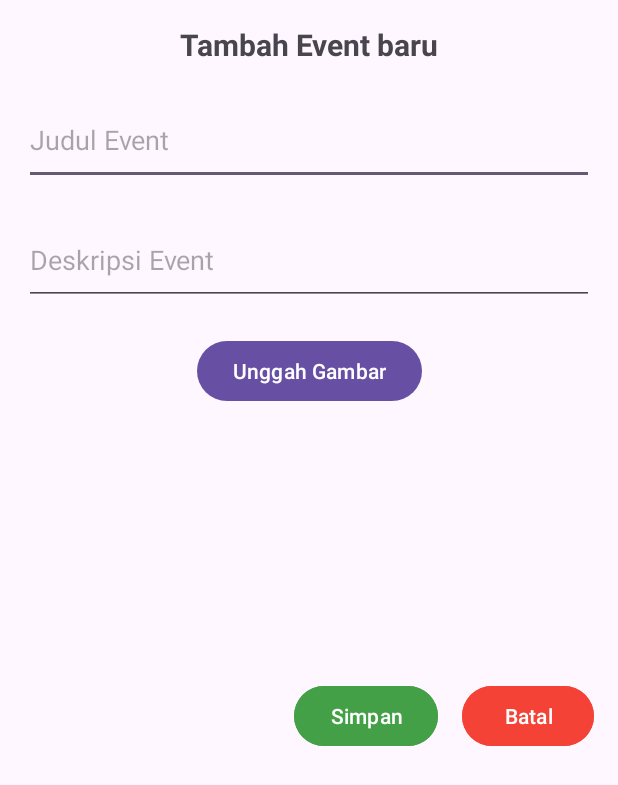
After one commit to ariel-naviandana/UTP-PAM, an Android app: the layout activity_event_form.xml on its own in the app's theme, with its tools: preview values and no code run, on a phone screen of 412 x 824 dp. The commit adds this screen. Shown: the top 785 px of the screen. Run offline under Robolectric (Android 15) with nearby library versions, the phone set to English and light mode, and no system bars.

Commit message:
added event layouts

```diff
--- a/app/src/main/res/layout/activity_event.xml
+++ b/app/src/main/res/layout/activity_event.xml
@@ -5,6 +5,37 @@
     android:id="@+id/main"
     android:layout_width="match_parent"
     android:layout_height="match_parent"
-    tools:context=".EventActivity">
+    tools:context=".EventActivity"
+    android:padding="16dp">
+
+    <TextView
+        android:id="@+id/tvTitle"
+        android:layout_width="wrap_content"
+        android:layout_height="wrap_content"
+        android:text="@string/manajemen_event"
+        android:textSize="24sp"
+        android:textStyle="bold"
+        android:layout_marginBottom="16dp"
+        app:layout_constraintTop_toTopOf="parent"
+        app:layout_constraintStart_toStartOf="parent"
+        app:layout_constraintEnd_toEndOf="parent" />
+
+    <Button
+        android:id="@+id/btnAddEvent"
+        android:layout_width="wrap_content"
+        android:layout_height="wrap_content"
+        android:text="@string/tambah_event"
+        android:layout_marginTop="15dp"
+        app:layout_constraintTop_toBottomOf="@id/tvTitle"
+        app:layout_constraintEnd_toEndOf="parent"
+        app:layout_constraintStart_toStartOf="parent"/>
+
+    <androidx.recyclerview.widget.RecyclerView
+        android:layout_width="match_parent"
+        android:layout_height="0dp"
+        android:layout_marginTop="20dp"
+        app:layout_constraintTop_toBottomOf="@id/btnAddEvent"
+        app:layout_constraintStart_toStartOf="parent"
+        app:layout_constraintEnd_toEndOf="parent" />
 
 </androidx.constraintlayout.widget.ConstraintLayout>
--- /dev/null
+++ b/app/src/main/res/layout/activity_event_form.xml
@@ -0,0 +1,86 @@
+<?xml version="1.0" encoding="utf-8"?>
+<androidx.constraintlayout.widget.ConstraintLayout xmlns:android="http://schemas.android.com/apk/res/android"
+    xmlns:app="http://schemas.android.com/apk/res-auto"
+    xmlns:tools="http://schemas.android.com/tools"
+    android:id="@+id/main"
+    android:layout_width="match_parent"
+    android:layout_height="match_parent"
+    tools:context=".EventFormActivity"
+    android:padding="16dp">
+
+    <TextView
+        android:id="@+id/title"
+        android:layout_width="wrap_content"
+        android:layout_height="wrap_content"
+        android:text="Tambah Event baru"
+        android:textSize="20sp"
+        android:textStyle="bold"
+        android:layout_marginBottom="16dp"
+        app:layout_constraintTop_toTopOf="parent"
+        app:layout_constraintStart_toStartOf="parent"
+        app:layout_constraintEnd_toEndOf="parent" />
+
+    <EditText
+        android:id="@+id/judulEvent"
+        android:layout_width="match_parent"
+        android:layout_height="60dp"
+        android:hint="Judul Event"
+        android:layout_marginTop="20dp"
+        app:layout_constraintTop_toBottomOf="@+id/title"
+        app:layout_constraintStart_toStartOf="parent"
+        app:layout_constraintEnd_toEndOf="parent"/>
+
+    <EditText
+        android:id="@+id/deskripsiEvent"
+        android:layout_width="match_parent"
+        android:layout_height="60dp"
+        android:hint="Deskripsi Event"
+        android:layout_marginTop="20dp"
+        app:layout_constraintTop_toBottomOf="@+id/judulEvent"
+        app:layout_constraintStart_toStartOf="parent"
+        app:layout_constraintEnd_toEndOf="parent"/>
+
+    <Button
+        android:id="@+id/btnUploadImage"
+        android:layout_width="wrap_content"
+        android:layout_height="wrap_content"
+        android:text="Unggah Gambar"
+        android:layout_marginTop="20dp"
+        android:layout_marginBottom="20dp"
+        app:layout_constraintTop_toBottomOf="@id/deskripsiEvent"
+        app:layout_constraintStart_toStartOf="parent"
+        app:layout_constraintEnd_toEndOf="parent" />
+
+    <ImageView
+        android:id="@+id/ivPreview"
+        android:layout_width="match_parent"
+        android:layout_height="150dp"
+        android:scaleType="centerInside"
+        android:layout_marginBottom="16dp"
+        android:layout_marginTop="16dp"
+        app:layout_constraintTop_toBottomOf="@id/btnUploadImage"
+        app:layout_constraintStart_toStartOf="parent"
+        app:layout_constraintEnd_toEndOf="parent" />
+
+    <Button
+        android:id="@+id/btnSave"
+        android:layout_width="wrap_content"
+        android:layout_height="wrap_content"
+        android:layout_marginEnd="16dp"
+        android:layout_marginTop="16dp"
+        android:text="Simpan"
+        app:layout_constraintTop_toBottomOf="@id/ivPreview"
+        app:layout_constraintEnd_toStartOf="@id/btnBack"
+        android:backgroundTint="#43A047"/>
+
+    <Button
+        android:id="@+id/btnBack"
+        android:layout_width="wrap_content"
+        android:layout_height="wrap_content"
+        android:layout_marginTop="16dp"
+        android:text="Batal"
+        app:layout_constraintTop_toBottomOf="@id/ivPreview"
+        app:layout_constraintEnd_toEndOf="parent"
+        android:backgroundTint="#F44336"/>
+
+</androidx.constraintlayout.widget.ConstraintLayout>
```
